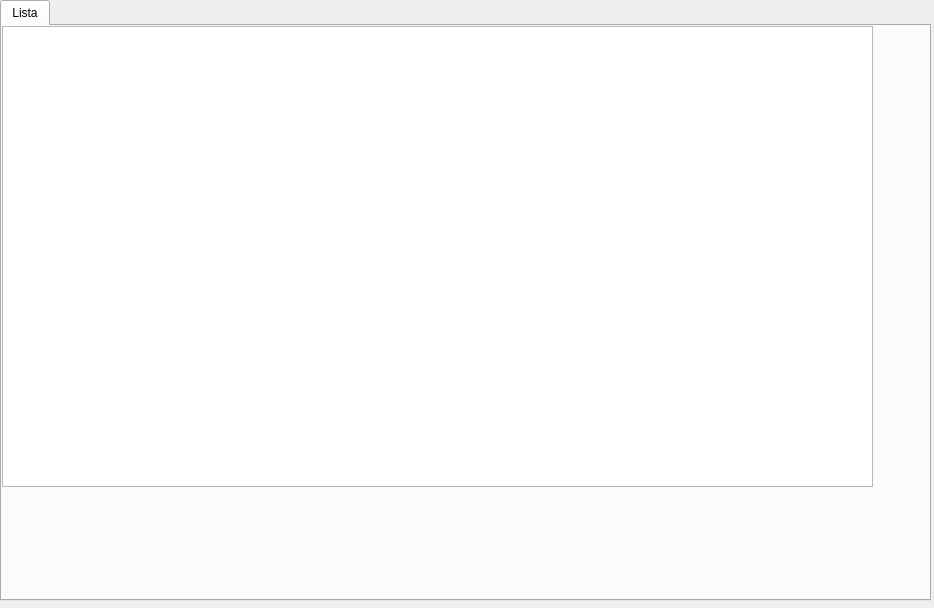
Qt form moduleinterface.ui (benArambide/ProyFinal-IS2) before a commit.
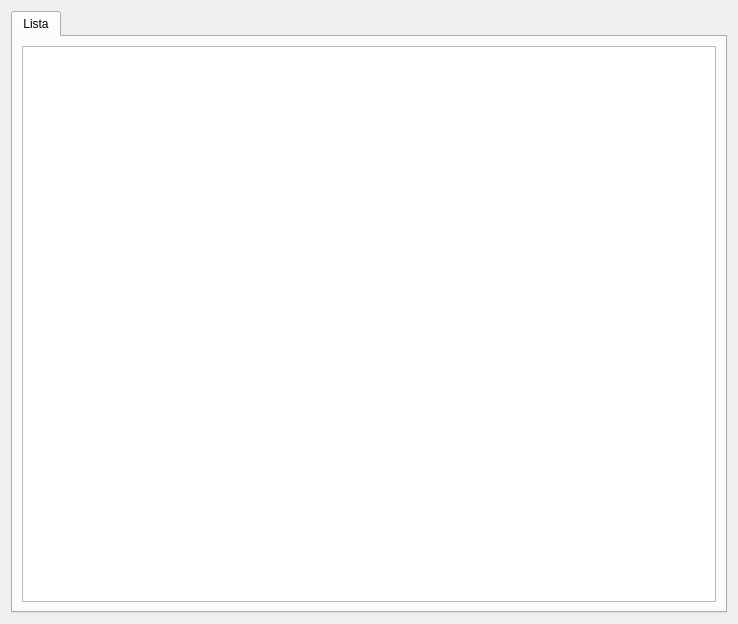
The same form after that commit.

What changed in the file:
```diff
--- a/moduleinterface.ui
+++ b/moduleinterface.ui
@@ -6,16 +6,10 @@
    <rect>
     <x>0</x>
     <y>0</y>
-    <width>934</width>
-    <height>608</height>
+    <width>738</width>
+    <height>624</height>
    </rect>
   </property>
-  <property name="sizePolicy">
-   <sizepolicy hsizetype="Maximum" vsizetype="Maximum">
-    <horstretch>0</horstretch>
-    <verstretch>0</verstretch>
-   </sizepolicy>
-  </property>
   <property name="mouseTracking">
    <bool>false</bool>
   </property>
@@ -28,52 +22,25 @@
   <property name="autoFillBackground">
    <bool>false</bool>
   </property>
+  <layout class="QGridLayout" name="gridLayout_2">
+   <item row="0" column="0">
   <widget class="QTabWidget" name="Module_tabWidget">
-   <property name="geometry">
-    <rect>
-     <x>0</x>
-     <y>0</y>
-     <width>931</width>
-     <height>601</height>
-    </rect>
-   </property>
-   <property name="sizePolicy">
-    <sizepolicy hsizetype="Maximum" vsizetype="Maximum">
-     <horstretch>0</horstretch>
-     <verstretch>0</verstretch>
-    </sizepolicy>
-   </property>
    <property name="currentIndex">
     <number>0</number>
    </property>
    <widget class="QWidget" name="list_tab">
-    <property name="maximumSize">
-     <size>
-      <width>927</width>
-      <height>568</height>
-     </size>
-    </property>
     <attribute name="title">
      <string>Lista</string>
     </attribute>
-    <widget class="QTableView" name="tableView">
-     <property name="geometry">
-      <rect>
-       <x>0</x>
-       <y>0</y>
-       <width>871</width>
-       <height>461</height>
-      </rect>
-     </property>
-     <property name="sizePolicy">
-      <sizepolicy hsizetype="Maximum" vsizetype="Maximum">
-       <horstretch>0</horstretch>
-       <verstretch>0</verstretch>
-      </sizepolicy>
-     </property>
-    </widget>
-   </widget>
-  </widget>
+      <layout class="QGridLayout" name="gridLayout">
+       <item row="0" column="0">
+        <widget class="QTableView" name="list_tableView"/>
+       </item>
+      </layout>
+     </widget>
+    </widget>
+   </item>
+  </layout>
  </widget>
  <resources/>
  <connections/>
```
Lines whose indentation alone changed are shown as unchanged.
